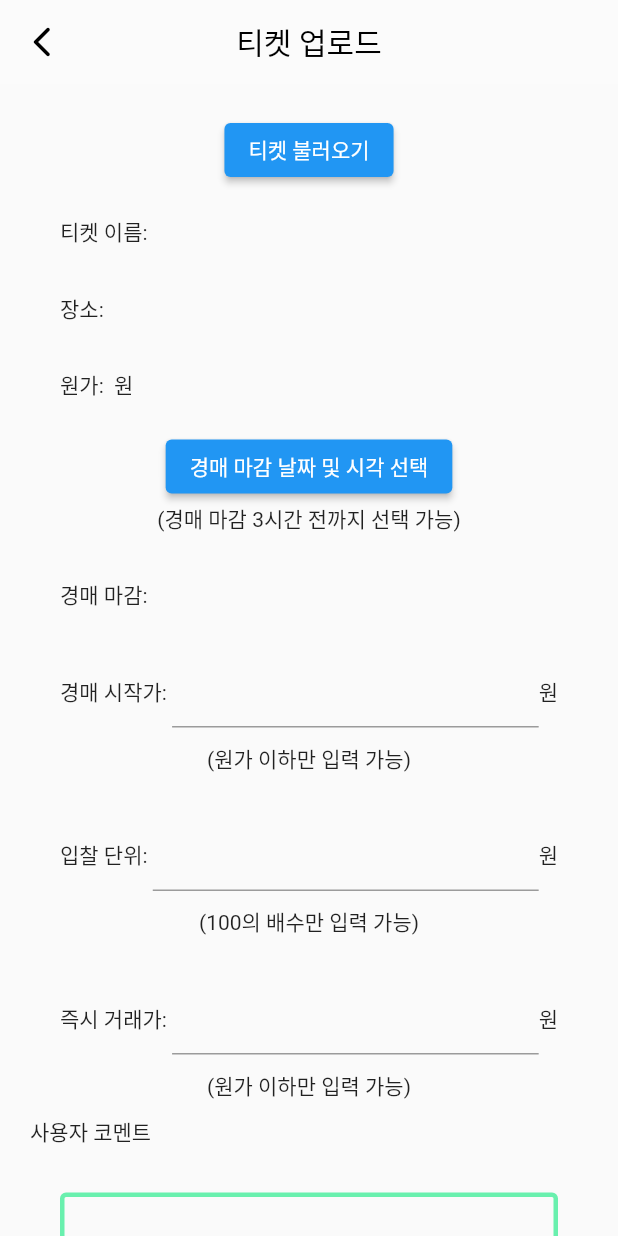
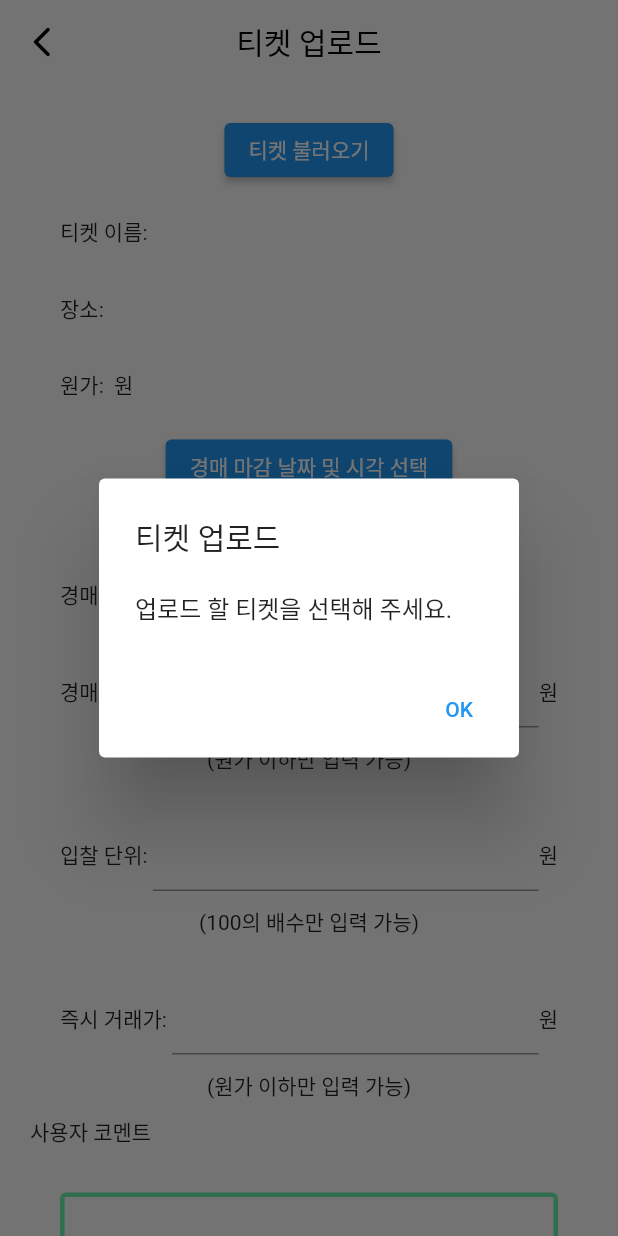
Before and after one commit to NFTIsland/Etiquette_Application, a Flutter app: the UploadTicket screen opened directly, after a tap on "경매 마감 날짜 및 시각 선택", on a phone screen of 412 x 824 dp. Run offline on Flutter 3.47's test engine with Material 2 defaults, Android fonts, the phone set to English and light mode, and no system bars; our stand-ins replace dio, firebase_auth, firebase_core, firebase_messaging, firebase_storage, flutter_datetime_picker and 5 more; missing offline and left inert: qr_code_scanner, ticket_widget; accounts and stored records are empty.

Commit message:
upload_ticket.dart bug fixed (If the ticket redemption time and the current date are the same, you could select the auction closing time from 00:00 to 23:59)

```diff
--- a/Etiquette/lib/Screens/Market/upload_ticket.dart
+++ b/Etiquette/lib/Screens/Market/upload_ticket.dart
@@ -163,6 +163,7 @@ class _UploadTicket extends State<UploadTicket> {
                                     builder: (context) => const LoadHoldingTickets()
                                 )
                             );
+                            if (data != null) {
                               setState(() {
                                 token_id = data["token_id"];
                                 product_name = data["product_name"];
@@ -174,6 +175,8 @@ class _UploadTicket extends State<UploadTicket> {
                                 end_hour = int.parse(data["end_hour"]);
                                 end_minute = int.parse(data["end_minute"]);
                               });
+                              print(DateTime(end_year, end_month, end_day, end_hour, end_minute));
+                            }
                           },
                           child: const Text("티켓 불러오기"),
                         )
@@ -206,21 +209,30 @@ class _UploadTicket extends State<UploadTicket> {
                       padding: const EdgeInsets.fromLTRB(40, 20, 40, 0),
                       child: ElevatedButton(
                           onPressed: () {
+                            if (product_name != "" && place != "" && original_price != "") {
+                              final maxTime = DateTime(end_year, end_month, end_day, end_hour, end_minute).subtract(const Duration(hours: 3));
                               DatePicker.showDateTimePicker(
                                 context,
                                 showTitleActions: true,
-                              minTime: DateTime.now(),
-                              maxTime: DateTime(end_year, end_month, end_day, end_hour, end_minute).subtract(const Duration(hours: 3)),
+                                minTime: DateTime.now().add(const Duration(minutes: 1)),
+                                maxTime: maxTime,
                                 onChanged: (date) {
                                   print('change $date in time zone ' + date.timeZoneOffset.inHours.toString());
                                 },
                                 onConfirm: (date) {
+                                  if (date.isBefore(maxTime) || date.isAtSameMomentAs(maxTime)) {
                                     setState(() {
                                       auction_end_date = "${date.year}-${date.month.toString().padLeft(2, '0')}-${date.day.toString().padLeft(2, '0')} ${date.hour.toString().padLeft(2, '0')}:${date.minute.toString().padLeft(2, '0')}:00";
                                     });
+                                  } else {
+                                    displayDialog_checkonly(context, "티켓 업로드", "경매 마감 시각은 티켓 사용 시각으로부터 3시간 전 까지 선택 할 수 있습니다.");
+                                  }
                                 },
                                 locale: LocaleType.ko,
                               );
+                            } else {
+                              displayDialog_checkonly(context, "티켓 업로드", "업로드 할 티켓을 선택해 주세요.");
+                            }
                           },
                           child: const Text(
                             '경매 마감 날짜 및 시각 선택',
@@ -230,7 +242,7 @@ class _UploadTicket extends State<UploadTicket> {
                           )
                       ),
                     ),
-                    const Text("(경매 마감 3시간 전까지 선택 가능)"),
+                    const Text("(티켓 사용 시각 3시간 전까지 선택 가능)"),
                     Padding(
                       padding: const EdgeInsets.fromLTRB(40, 30, 40, 0),
                       child: Row(
```
Lines whose indentation alone changed are shown as unchanged.
